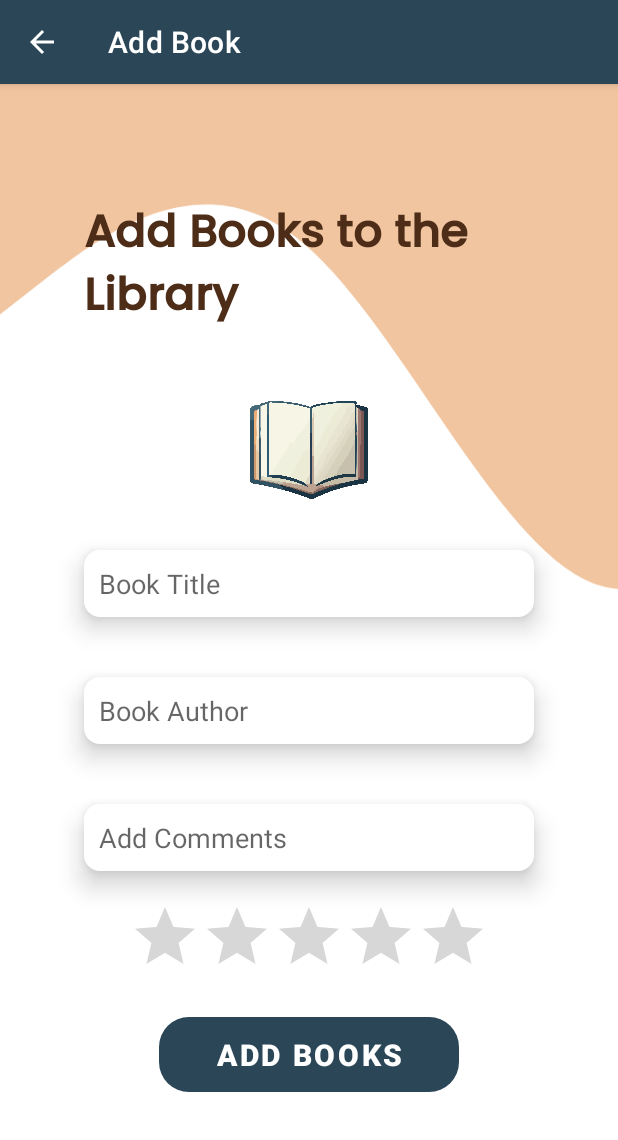
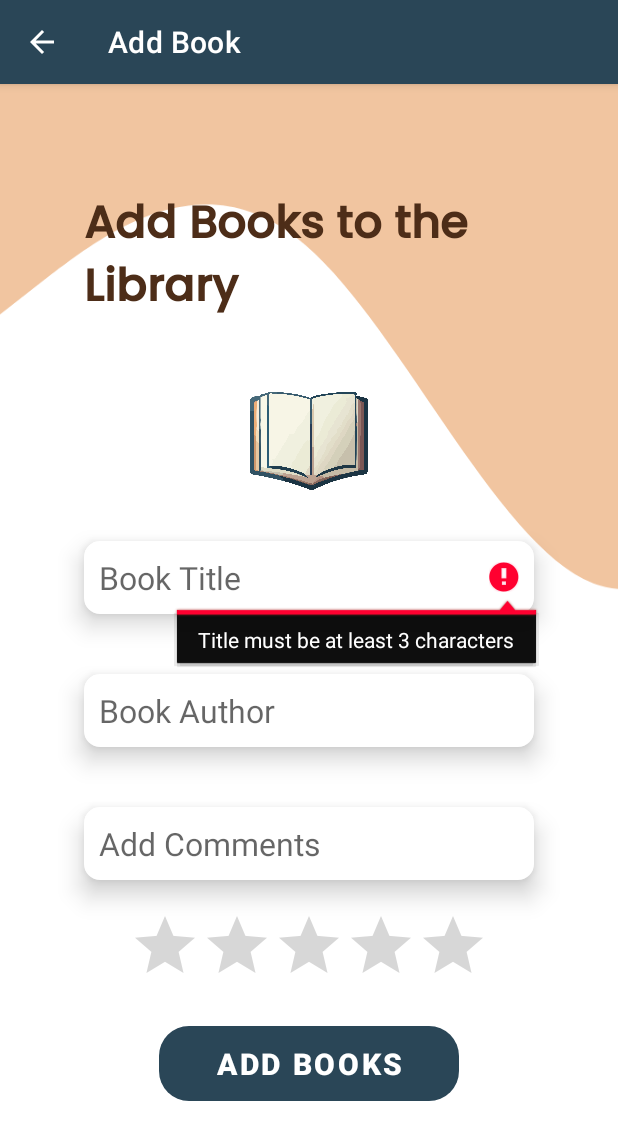
Before and after one commit to davefro/login-signup-SQLLite, an Android app: the AddItems screen opened directly, with no data from a screen before it, after a tap on "ADD BOOKS", on a phone screen of 412 x 824 dp. Shown: the top 1140 px of the screen. Run offline under Robolectric (Android 15) with nearby library versions, the phone set to English and light mode, and no system bars.

Commit message:
Project completed

```diff
--- a/app/src/main/java/com/example/loginsignupsqlite/AddItems.java
+++ b/app/src/main/java/com/example/loginsignupsqlite/AddItems.java
@@ -59,17 +59,39 @@ public class AddItems extends AppCompatActivity {
                         new String[]{Manifest.permission.POST_NOTIFICATIONS}, 101);
             }
         }
+
+        // add book method
         addButton.setOnClickListener(new View.OnClickListener() {
             @Override
             public void onClick(View v) {
                 Log.d("AddItems", "Add Button Clicked");
+                String title = title_input.getText().toString().trim();
+                String author = author_input.getText().toString().trim();
+                String isbn = isbn_input.getText().toString().trim();
+                float rating = ratingBar.getRating();
+
+                // check if any of the fields are less than 3 characters
+                if (title.isEmpty() || title.length() < 3) {
+                    title_input.setError("Title must be at least 3 characters");
+                    Log.d("AddItems", "Title is invalid: " + title);
+                    return;
+                }
+                if (author.isEmpty() || author.length() < 3) {
+                    author_input.setError("Author must be at least 3 characters");
+                    Log.d("AddItems", "Author is invalid: " + author);
+                    return;
+                }
+                if (isbn.isEmpty() || isbn.length() < 5) {
+                    isbn_input.setError("Review must be at least 5 characters");
+                    Log.d("AddItems", "ISBN is invalid: " + isbn);
+                    return;
+                }
+
+                // add book to the database
                 DBHelper DB = new DBHelper(AddItems.this);
-                float rating = ratingBar.getRating();
-                DB.addBook(title_input.getText().toString().trim(),
-                        author_input.getText().toString().trim(),
-                        isbn_input.getText().toString().trim(),
-                        rating);
+                DB.addBook(title, author, isbn, rating);
 
+                // call makeNotification method
                 makeNotification();
             }
         });
--- a/app/src/main/java/com/example/loginsignupsqlite/MainActivity.java
+++ b/app/src/main/java/com/example/loginsignupsqlite/MainActivity.java
@@ -60,6 +60,7 @@ public class MainActivity extends AppCompatActivity {
             }
         });
 
+        //  sign in button
         signIn.setOnClickListener(new View.OnClickListener() {
             @Override
             public void onClick(View v) {
@@ -82,11 +83,11 @@ public class MainActivity extends AppCompatActivity {
                     Log.d("MainActivity", "Login failed: Invalid email.");
                     return;
                 }
-
                 if (TextUtils.isEmpty(pass)) {
                     passwordInputLayout.setError("Password cannot be empty");
                     return;
                 }
+
 
                 // If inputs are valid, proceed to check credentials
                 Boolean checkUserPass = DB.checkUserPassword(user, pass);
--- a/app/src/main/java/com/example/loginsignupsqlite/RegisterPage.java
+++ b/app/src/main/java/com/example/loginsignupsqlite/RegisterPage.java
@@ -61,8 +61,6 @@ public class RegisterPage extends AppCompatActivity {
                 String cPass = cPassword.getText().toString().trim();
                 Log.d("RegisterPage", "Attempting to sign up with Email: " + user);
 
-
-
                 // reset errors
                 emailInputLayout.setError(null);
                 passwordInputLayout.setError(null);
@@ -73,12 +71,10 @@ public class RegisterPage extends AppCompatActivity {
                     emailInputLayout.setError("Email cannot be empty");
                     return;
                 }
-
                 if (!android.util.Patterns.EMAIL_ADDRESS.matcher(user).matches()) {
                     emailInputLayout.setError("Invalid email address");
                     return;
                 }
-
                 if (TextUtils.isEmpty(pass)) {
                     passwordInputLayout.setError("Password cannot be empty");
                     return;
@@ -91,7 +87,6 @@ public class RegisterPage extends AppCompatActivity {
                     passwordInputLayout.setError("Password needs at least 8 characters, including a capital letter and a special character");
                     return;
                 }
-
                 if (!pass.equals(cPass)) {
                     cPasswordInputLayout.setError("Passwords do not match");
                     return;
--- a/app/src/main/java/com/example/loginsignupsqlite/ResetPassword.java
+++ b/app/src/main/java/com/example/loginsignupsqlite/ResetPassword.java
@@ -49,17 +49,14 @@ public class ResetPassword extends AppCompatActivity {
                     emailInputLayout.setError("Email cannot be empty");
                     return;
                 }
-
                 if (!android.util.Patterns.EMAIL_ADDRESS.matcher(user).matches()) {
                     emailInputLayout.setError("Invalid email address");
                     return;
                 }
-
                 if (!pass2.matches(passwordPattern)) {
                     password2InputLayout.setError("Password must be at least 8 characters, including a capital letter and a special character");
                     return;
                 }
-
                 if (!pass2.equals(pass3)) {
                     password3InputLayout.setError("Passwords do not match");
                     return;
--- a/app/src/main/res/layout/activity_add_items.xml
+++ b/app/src/main/res/layout/activity_add_items.xml
@@ -31,6 +31,7 @@
         android:layout_width="300dp"
         android:layout_height="wrap_content"
         android:layout_margin="20dp"
+        android:textSize="21sp"
         android:background="@drawable/edit_text_round_corner"
         android:elevation="10dp"
         android:hint="Book Title"
@@ -44,6 +45,7 @@
         android:padding="10dp"
         android:hint="Book Author"
         android:inputType="text"
+        android:textSize="21sp"
         android:layout_margin="20dp"
         tools:ignore="Autofill,HardcodedText"
         android:background="@drawable/edit_text_round_corner"
@@ -56,6 +58,7 @@
         android:padding="10dp"
         android:hint="Add Comments"
         android:maxLength="22"
+        android:textSize="21sp"
         android:inputType="text"
         android:layout_margin="20dp"
         tools:ignore="Autofill,HardcodedText"
--- a/app/src/main/res/layout/activity_main.xml
+++ b/app/src/main/res/layout/activity_main.xml
@@ -122,7 +122,7 @@
             android:layout_height="wrap_content"
             android:text="Sign Up"
             android:textStyle="bold"
-            android:textSize="15dp"
+            android:textSize="16dp"
             android:textColor="@color/blue"
             android:layout_marginStart="10dp"
             tools:ignore="SpUsage" />
--- a/app/src/main/res/layout/activity_register_page.xml
+++ b/app/src/main/res/layout/activity_register_page.xml
@@ -125,9 +125,8 @@
             android:layout_marginStart="10dp"
             android:text="Sign In"
             android:textColor="@color/blue"
-            android:textSize="15dp"
-            android:textStyle="bold"
-            tools:ignore="SpUsage" />
+            android:textSize="16sp"
+            android:textStyle="bold"/>
 
     </LinearLayout>
 
--- a/app/src/main/res/layout/activity_update_book.xml
+++ b/app/src/main/res/layout/activity_update_book.xml
@@ -32,6 +32,7 @@
         android:layout_width="300dp"
         android:layout_height="wrap_content"
         android:layout_margin="20dp"
+        android:textSize="21sp"
         android:background="@drawable/edit_text_round_corner"
         android:elevation="10dp"
         android:hint="Book Title"
@@ -44,6 +45,7 @@
         android:layout_height="wrap_content"
         android:padding="10dp"
         android:hint="Book Author"
+        android:textSize="21sp"
         android:inputType="text"
         android:layout_margin="20dp"
         tools:ignore="Autofill,HardcodedText"
@@ -56,6 +58,7 @@
         android:layout_height="wrap_content"
         android:padding="10dp"
         android:hint="Add Comments"
+        android:textSize="21sp"
         android:inputType="text"
         android:maxLength="22"
         android:layout_margin="20dp"
```
Also changed, not shown: app/src/main/java/com/example/loginsignupsqlite/DBHelper.java (+0 -11 lines), app/src/main/java/com/example/loginsignupsqlite/UpdateBook.java (+17 -1 lines), 1 other file.
